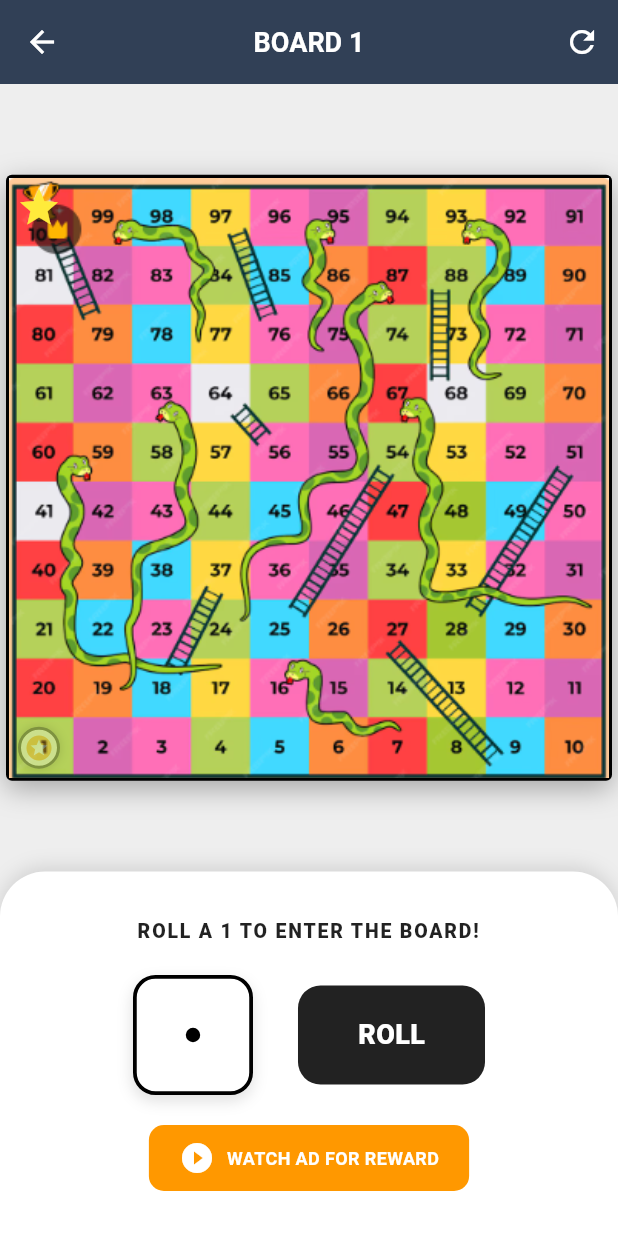
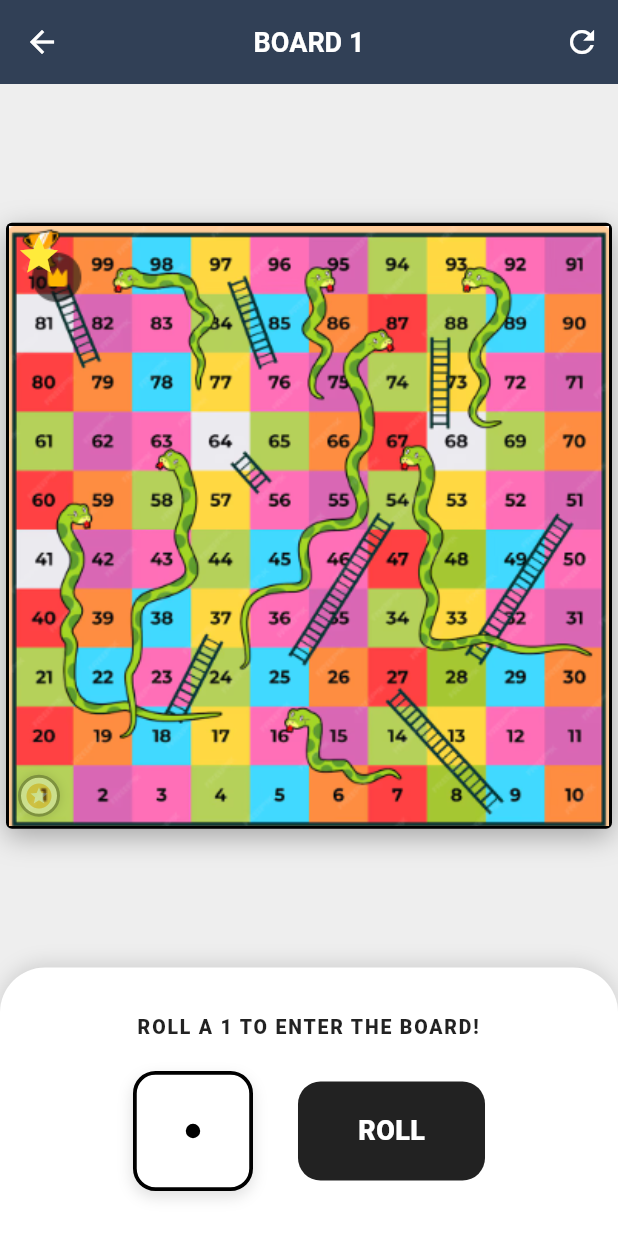
Before and after one commit to ManikaDahal/Chess_FLutter-Python, a Flutter app: the SnakeGameScreen screen opened directly with sample values from the repository, on a phone screen of 412 x 824 dp. Run offline on Flutter 3.47's test engine with Material 3 defaults, Android fonts, the phone set to English and light mode, and no system bars; our stand-ins replace audioplayers, badges, cached_network_image, chewie, dio, firebase_core and 12 more; missing offline and left inert: flutter_foreground_task, flutter_ringtone_player, flutter_screen_recording, flutter_webrtc, record; accounts and stored records are empty; network calls fail.

```diff
--- a/lib/features/snake_game/presentation/screens/snake_game_screen.dart
+++ b/lib/features/snake_game/presentation/screens/snake_game_screen.dart
@@ -43,7 +43,7 @@ class _SnakeGameScreenState extends State<SnakeGameScreen>
   // Color Palette - Exact Reference Sequence
   final List<Color> cellColors = [
     const Color(0xFFFFEB3B), // Yellow (1)
-    Colors.white,           // White (2)
+    Colors.white, // White (2)
     const Color(0xFFF44336), // Red (3)
     const Color(0xFF2196F3), // Blue (4)
     const Color(0xFF4CAF50), // Green (5)
@@ -57,7 +57,9 @@ class _SnakeGameScreenState extends State<SnakeGameScreen>
   Color _getTextColor(int n) {
     Color bg = _getCellColor(n);
     // Darker colors get white text
-    if (bg == const Color(0xFFF44336) || bg == const Color(0xFF2196F3) || bg == const Color(0xFF4CAF50)) {
+    if (bg == const Color(0xFFF44336) ||
+        bg == const Color(0xFF2196F3) ||
+        bg == const Color(0xFF4CAF50)) {
       return Colors.white;
     }
     return Colors.black87;
@@ -168,8 +170,14 @@ class _SnakeGameScreenState extends State<SnakeGameScreen>
       builder: (context) => AlertDialog(
         backgroundColor: Colors.white,
         shape: RoundedRectangleBorder(borderRadius: BorderRadius.circular(15)),
-        title: const Text("Restart Game?", style: TextStyle(color: Colors.black, fontWeight: FontWeight.bold)),
-        content: const Text("Your current progress will be lost.", style: TextStyle(color: Colors.black54)),
+        title: const Text(
+          "Restart Game?",
+          style: TextStyle(color: Colors.black, fontWeight: FontWeight.bold),
+        ),
+        content: const Text(
+          "Your current progress will be lost.",
+          style: TextStyle(color: Colors.black54),
+        ),
         actions: [
           TextButton(
             onPressed: () => Navigator.pop(context),
@@ -180,7 +188,10 @@ class _SnakeGameScreenState extends State<SnakeGameScreen>
               Navigator.pop(context);
               resetGame();
             },
-            child: const Text("RESTART", style: TextStyle(color: Colors.deepOrange)),
+            child: const Text(
+              "RESTART",
+              style: TextStyle(color: Colors.deepOrange),
+            ),
           ),
         ],
       ),
@@ -194,8 +205,17 @@ class _SnakeGameScreenState extends State<SnakeGameScreen>
       builder: (context) => AlertDialog(
         backgroundColor: Colors.white,
         shape: RoundedRectangleBorder(borderRadius: BorderRadius.circular(15)),
-        title: const Center(child: Text("YOU DID IT!", style: TextStyle(color: Colors.orange, fontWeight: FontWeight.bold))),
-        content: const Text("The board has been conquered.", textAlign: TextAlign.center, style: TextStyle(color: Colors.black87)),
+        title: const Center(
+          child: Text(
+            "YOU DID IT!",
+            style: TextStyle(color: Colors.orange, fontWeight: FontWeight.bold),
+          ),
+        ),
+        content: const Text(
+          "The board has been conquered.",
+          textAlign: TextAlign.center,
+          style: TextStyle(color: Colors.black87),
+        ),
         actions: [
           Center(
             child: TextButton(
@@ -203,7 +223,13 @@ class _SnakeGameScreenState extends State<SnakeGameScreen>
                 Navigator.pop(context);
                 resetGame();
               },
-              child: const Text("NEW ADVENTURE", style: TextStyle(color: Colors.orange, fontWeight: FontWeight.bold)),
+              child: const Text(
+                "NEW ADVENTURE",
+                style: TextStyle(
+                  color: Colors.orange,
+                  fontWeight: FontWeight.bold,
+                ),
+              ),
             ),
           ),
         ],
@@ -230,7 +256,14 @@ class _SnakeGameScreenState extends State<SnakeGameScreen>
           icon: const Icon(Icons.arrow_back, color: Colors.white),
           onPressed: () => Navigator.pop(context),
         ),
-        title: Text(widget.board.name.toUpperCase(), style: const TextStyle(color: Colors.white, fontWeight: FontWeight.bold, fontSize: 18)),
+        title: Text(
+          widget.board.name.toUpperCase(),
+          style: const TextStyle(
+            color: Colors.white,
+            fontWeight: FontWeight.bold,
+            fontSize: 18,
+          ),
+        ),
         centerTitle: true,
         backgroundColor: const Color(0xFF2C3E50),
         elevation: 4,
@@ -254,7 +287,11 @@ class _SnakeGameScreenState extends State<SnakeGameScreen>
                   color: Colors.black, // Background of the grid lines
                   borderRadius: BorderRadius.circular(4),
                   boxShadow: [
-                    BoxShadow(color: Colors.black.withOpacity(0.3), blurRadius: 15, offset: const Offset(0, 5)),
+                    BoxShadow(
+                      color: Colors.black.withOpacity(0.3),
+                      blurRadius: 15,
+                      offset: const Offset(0, 5),
+                    ),
                   ],
                 ),
                 padding: const EdgeInsets.all(2), // Board frame thickness
@@ -277,20 +314,29 @@ class _SnakeGameScreenState extends State<SnakeGameScreen>
                           child: GridView.builder(
                             physics: const NeverScrollableScrollPhysics(),
                             itemCount: totalSquares,
-                            gridDelegate: const SliverGridDelegateWithFixedCrossAxisCount(crossAxisCount: gridSize),
+                            gridDelegate:
+                                const SliverGridDelegateWithFixedCrossAxisCount(
+                                  crossAxisCount: gridSize,
+                                ),
                             itemBuilder: (context, index) {
                               int cellRow = index ~/ gridSize;
                               int cellCol = index % gridSize;
                               int dRow = 9 - cellRow;
-                              int dCol = (dRow % 2 == 1) ? (9 - cellCol) : cellCol;
+                              int dCol = (dRow % 2 == 1)
+                                  ? (9 - cellCol)
+                                  : cellCol;
                               int num = dRow * 10 + dCol + 1;
                               return Container(
                                 decoration: BoxDecoration(
                                   color: widget.board.imagePath != null
                                       ? Colors.transparent
-                                      : (num == 100 ? const Color(0xFFF44336) : _getCellColor(num)),
+                                      : (num == 100
+                                            ? const Color(0xFFF44336)
+                                            : _getCellColor(num)),
                                   border: Border.all(
-                                    color: widget.board.imagePath != null ? Colors.transparent : Colors.black,
+                                    color: widget.board.imagePath != null
+                                        ? Colors.transparent
+                                        : Colors.black,
                                     width: 0.8,
                                   ),
                                 ),
@@ -298,7 +344,11 @@ class _SnakeGameScreenState extends State<SnakeGameScreen>
                                   children: [
                                     if (num == 100)
                                       const Center(
-                                        child: Icon(Icons.star, color: Color(0xFFFFEB3B), size: 30),
+                                        child: Icon(
+                                          Icons.star,
+                                          color: Color(0xFFFFEB3B),
+                                          size: 30,
+                                        ),
                                       ),
                                     Align(
                                       alignment: Alignment.topRight,
@@ -307,8 +357,11 @@ class _SnakeGameScreenState extends State<SnakeGameScreen>
                                         child: Text(
                                           '$num',
                                           style: TextStyle(
-                                            color: widget.board.imagePath != null
-                                                ? _getTextColor(num).withOpacity(0.0)
+                                            color:
+                                                widget.board.imagePath != null
+                                                ? _getTextColor(
+                                                    num,
+                                                  ).withOpacity(0.0)
                                                 : _getTextColor(num),
                                             fontSize: 10,
                                             fontWeight: FontWeight.w900,
@@ -326,14 +379,19 @@ class _SnakeGameScreenState extends State<SnakeGameScreen>
                         Positioned.fill(
                           child: CustomPaint(
                             painter: RetroBoardLinesPainter(
-                              snakes: widget.board.imagePath != null ? {} : snakes,
-                              ladders: widget.board.imagePath != null ? {} : ladders,
+                              snakes: widget.board.imagePath != null
+                                  ? {}
+                                  : snakes,
+                              ladders: widget.board.imagePath != null
+                                  ? {}
+                                  : ladders,
                               gridSize: gridSize,
                             ),
                           ),
                         ),
                         // 3. Player Token
-                        Builder(builder: (context) {
+                        Builder(
+                          builder: (context) {
                             Offset p = getCoord(playerPosition);
                             return AnimatedPositioned(
                               duration: const Duration(milliseconds: 350),
@@ -352,18 +410,31 @@ class _SnakeGameScreenState extends State<SnakeGameScreen>
                                       decoration: BoxDecoration(
                                         color: Colors.white,
                                         shape: BoxShape.circle,
-                                      boxShadow: [BoxShadow(color: Colors.black45, blurRadius: 5)],
-                                      border: Border.all(color: Colors.black, width: 2),
+                                        boxShadow: [
+                                          BoxShadow(
+                                            color: Colors.black45,
+                                            blurRadius: 5,
+                                          ),
+                                        ],
+                                        border: Border.all(
+                                          color: Colors.black,
+                                          width: 2,
+                                        ),
                                       ),
                                       child: const Center(
-                                      child: Icon(Icons.stars, size: 20, color: Colors.orange),
+                                        child: Icon(
+                                          Icons.stars,
+                                          size: 20,
+                                          color: Colors.orange,
+                                        ),
                                       ),
                                     ),
                                   ),
                                 ),
                               ),
                             );
-                        }),
+                          },
+                        ),
                       ],
                     );
                   },
@@ -378,8 +449,16 @@ class _SnakeGameScreenState extends State<SnakeGameScreen>
             padding: const EdgeInsets.symmetric(horizontal: 30, vertical: 30),
             decoration: BoxDecoration(
               color: Colors.white,
-              borderRadius: const BorderRadius.vertical(top: Radius.circular(30)),
-              boxShadow: [BoxShadow(color: Colors.black12, blurRadius: 10, offset: const Offset(0, -3))],
+              borderRadius: const BorderRadius.vertical(
+                top: Radius.circular(30),
+              ),
+              boxShadow: [
+                BoxShadow(
+                  color: Colors.black12,
+                  blurRadius: 10,
+                  offset: const Offset(0, -3),
+                ),
+              ],
             ),
             child: Column(
               mainAxisSize: MainAxisSize.min,
@@ -387,7 +466,12 @@ class _SnakeGameScreenState extends State<SnakeGameScreen>
                 Text(
                   gameStatus.toUpperCase(),
                   textAlign: TextAlign.center,
-                  style: const TextStyle(color: Colors.black87, fontSize: 13, letterSpacing: 1.2, fontWeight: FontWeight.w800),
+                  style: const TextStyle(
+                    color: Colors.black87,
+                    fontSize: 13,
+                    letterSpacing: 1.2,
+                    fontWeight: FontWeight.w800,
+                  ),
                 ),
                 const SizedBox(height: 20),
                 Row(
@@ -400,61 +484,81 @@ class _SnakeGameScreenState extends State<SnakeGameScreen>
                         color: Colors.white,
                         borderRadius: BorderRadius.circular(15),
                         border: Border.all(color: Colors.black, width: 2.5),
-                        boxShadow: [BoxShadow(color: Colors.black12, blurRadius: 8, offset: const Offset(0, 4))],
+                        boxShadow: [
+                          BoxShadow(
+                            color: Colors.black12,
+                            blurRadius: 8,
+                            offset: const Offset(0, 4),
+                          ),
+                        ],
                       ),
                       child: Center(
                         child: isRolling
-                            ? const CircularProgressIndicator(color: Colors.black87)
-                            : CustomPaint(size: const Size(40, 40), painter: DiceDotsPainter(value: diceValue)),
+                            ? const CircularProgressIndicator(
+                                color: Colors.black87,
+                              )
+                            : CustomPaint(
+                                size: const Size(40, 40),
+                                painter: DiceDotsPainter(value: diceValue),
+                              ),
                       ),
                     ),
                     const SizedBox(width: 30),
                     GestureDetector(
                       onTap: (isRolling || isMoving) ? null : rollDice,
                       child: Container(
-                        padding: const EdgeInsets.symmetric(horizontal: 40, vertical: 20),
+                        padding: const EdgeInsets.symmetric(
+                          horizontal: 40,
+                          vertical: 20,
+                        ),
                         decoration: BoxDecoration(
-                          color: (isRolling || isMoving) ? Colors.grey : Colors.black87,
+                          color: (isRolling || isMoving)
+                              ? Colors.grey
+                              : Colors.black87,
                           borderRadius: BorderRadius.circular(15),
                         ),
                         child: const Text(
                           "ROLL",
-                          style: TextStyle(color: Colors.white, fontWeight: FontWeight.w900, fontSize: 18),
+                          style: TextStyle(
+                            color: Colors.white,
+                            fontWeight: FontWeight.w900,
+                            fontSize: 18,
+                          ),
                         ),
                       ),
                     ),
                   ],
                 ),
-                const SizedBox(height: 20),
-                GestureDetector(
-                  onTap: () {
-                    AdService().showRewardedAd(
-                      onUserEarnedReward: (reward) {
-                        ScaffoldMessenger.of(context).showSnackBar(
-                          SnackBar(content: Text('Reward Earned: ${reward.amount} ${reward.type}')),
-                        );
-                      },
-                    );
-                  },
-                  child: Container(
-                    padding: const EdgeInsets.symmetric(horizontal: 20, vertical: 10),
-                    decoration: BoxDecoration(
-                      color: Colors.orange,
-                      borderRadius: BorderRadius.circular(10),
-                    ),
-                    child: const Row(
-                      mainAxisSize: MainAxisSize.min,
-                      children: [
-                        Icon(Icons.play_circle_fill, color: Colors.white),
-                        SizedBox(width: 8),
-                        Text(
-                          "WATCH AD FOR REWARD",
-                          style: TextStyle(color: Colors.white, fontWeight: FontWeight.bold, fontSize: 12),
-                        ),
-                      ],
-                    ),
-                  ),
-                ),
+                // const SizedBox(height: 20),
+                // GestureDetector(
+                //   onTap: () {
+                //     AdService().showRewardedAd(
+                //       onUserEarnedReward: (reward) {
+                //         ScaffoldMessenger.of(context).showSnackBar(
+                //           SnackBar(content: Text('Reward Earned: ${reward.amount} ${reward.type}')),
+                //         );
+                //       },
+                //     );
+                //   },
+                //   child: Container(
+                //     padding: const EdgeInsets.symmetric(horizontal: 20, vertical: 10),
+                //     decoration: BoxDecoration(
+                //       color: Colors.orange,
+                //       borderRadius: BorderRadius.circular(10),
+                //     ),
+                //     child: const Row(
+                //       mainAxisSize: MainAxisSize.min,
+                //       children: [
+                //         Icon(Icons.play_circle_fill, color: Colors.white),
+                //         SizedBox(width: 8),
+                //         Text(
+                //           "WATCH AD FOR REWARD",
+                //           style: TextStyle(color: Colors.white, fontWeight: FontWeight.bold, fontSize: 12),
+                //         ),
+                //       ],
+                //     ),
+                //   ),
+                // ),
               ],
             ),
           ),
@@ -469,7 +573,11 @@ class RetroBoardLinesPainter extends CustomPainter {
   final Map<int, int> ladders;
   final int gridSize;
 
-  RetroBoardLinesPainter({required this.snakes, required this.ladders, required this.gridSize});
+  RetroBoardLinesPainter({
+    required this.snakes,
+    required this.ladders,
+    required this.gridSize,
+  });
 
   @override
   void paint(Canvas canvas, Size size) {
@@ -487,15 +595,21 @@ class RetroBoardLinesPainter extends CustomPainter {
     }
 
     // Spacious 2-Rail Ladders
-    final railPaint = Paint()..color = Colors.black87..strokeWidth = 3.5..strokeCap = StrokeCap.square..style = PaintingStyle.stroke;
-    final stepPaint = Paint()..color = Colors.black87..strokeWidth = 2.5;
+    final railPaint = Paint()
+      ..color = Colors.black87
+      ..strokeWidth = 3.5
+      ..strokeCap = StrokeCap.square
+      ..style = PaintingStyle.stroke;
+    final stepPaint = Paint()
+      ..color = Colors.black87
+      ..strokeWidth = 2.5;
 
     ladders.forEach((s, e) {
       Offset p1 = getC(s);
       Offset p2 = getC(e);
       double dx = p2.dx - p1.dx, dy = p2.dy - p1.dy;
-      double len = sqrt(dx*dx + dy*dy);
-      Offset perp = Offset(-dy/len, dx/len) * (cell * 0.2);
+      double len = sqrt(dx * dx + dy * dy);
+      Offset perp = Offset(-dy / len, dx / len) * (cell * 0.2);
 
       canvas.drawLine(p1 - perp, p2 - perp, railPaint);
       canvas.drawLine(p1 + perp, p2 + perp, railPaint);
@@ -520,12 +634,23 @@ class RetroBoardLinesPainter extends CustomPainter {
     };
 
     for (var entry in snakes.entries) {
-      _drawRealisticSnake(canvas, getC(entry.key), getC(entry.value), cell,
-        baseColor: snakeColors[entry.key] ?? Colors.green);
+      _drawRealisticSnake(
+        canvas,
+        getC(entry.key),
+        getC(entry.value),
+        cell,
+        baseColor: snakeColors[entry.key] ?? Colors.green,
+      );
     }
   }
 
-  void _drawRealisticSnake(Canvas canvas, Offset head, Offset tail, double cellSize, {required Color baseColor}) {
+  void _drawRealisticSnake(
+    Canvas canvas,
+    Offset head,
+    Offset tail,
+    double cellSize, {
+    required Color baseColor,
+  }) {
     final Path path = Path()..moveTo(head.dx, head.dy);
 
     // Create multi-segment organic slithering path (S-curves)
@@ -545,7 +670,10 @@ class RetroBoardLinesPainter extends CustomPainter {
     final ui.PathMetric pathMetric = pathMetrics.first;
 
     // 1. Slender Shadow/Outline
-    final outlinePaint = Paint()..color = Colors.black..style = PaintingStyle.stroke..strokeCap = StrokeCap.round;
+    final outlinePaint = Paint()
+      ..color = Colors.black
+      ..style = PaintingStyle.stroke
+      ..strokeCap = StrokeCap.round;
 
     // 2. Multi-Layer Skin Rendering
     int segments = 40; // Higher fidelity for S-curves
@@ -559,34 +687,43 @@ class RetroBoardLinesPainter extends CustomPainter {
 
       // A. Layer: Main Body
       canvas.drawPath(
-        pathMetric.extractPath(pathMetric.length * startPercent, pathMetric.length * endPercent),
+        pathMetric.extractPath(
+          pathMetric.length * startPercent,
+          pathMetric.length * endPercent,
+        ),
         Paint()
           ..color = Color.lerp(baseColor.withOpacity(0.9), baseColor, progress)!
           ..style = PaintingStyle.stroke
           ..strokeWidth = strokeWidth
-          ..strokeCap = StrokeCap.round
+          ..strokeCap = StrokeCap.round,
       );
 
       // B. Layer: Belly Stripe (Simulating depth)
       if (strokeWidth > 4) {
         canvas.drawPath(
-          pathMetric.extractPath(pathMetric.length * startPercent, pathMetric.length * endPercent),
+          pathMetric.extractPath(
+            pathMetric.length * startPercent,
+            pathMetric.length * endPercent,
+          ),
           Paint()
             ..color = Colors.white.withOpacity(0.3)
             ..style = PaintingStyle.stroke
             ..strokeWidth = strokeWidth * 0.35
-            ..strokeCap = StrokeCap.round
+            ..strokeCap = StrokeCap.round,
         );
       }
 
       // C. Layer: Spine Pattern (Zig-zag/Dots)
       if (i % 2 == 0) {
         canvas.drawPath(
-          pathMetric.extractPath(pathMetric.length * startPercent, pathMetric.length * endPercent),
+          pathMetric.extractPath(
+            pathMetric.length * startPercent,
+            pathMetric.length * endPercent,
+          ),
           Paint()
             ..color = Colors.black.withOpacity(0.2)
             ..style = PaintingStyle.stroke
-            ..strokeWidth = strokeWidth * 0.2
+            ..strokeWidth = strokeWidth * 0.2,
         );
       }
     }
@@ -606,21 +743,47 @@ class RetroBoardLinesPainter extends CustomPainter {
       Path headPath = Path();
       headPath.moveTo(0, 0);
       headPath.quadraticBezierTo(2, -14, 12, -10); // Wide jaw base
-      headPath.quadraticBezierTo(26, -6, 30, 0);   // Fine snout
-      headPath.quadraticBezierTo(26, 6, 12, 10);   // Jaw symmetry
+      headPath.quadraticBezierTo(26, -6, 30, 0); // Fine snout
+      headPath.quadraticBezierTo(26, 6, 12, 10); // Jaw symmetry
       headPath.quadraticBezierTo(2, 14, 0, 0);
 
       canvas.drawPath(headPath, Paint()..color = baseColor);
-      canvas.drawPath(headPath, Paint()..color = Colors.black..style = PaintingStyle.stroke..strokeWidth = 1.4);
+      canvas.drawPath(
+        headPath,
+        Paint()
+          ..color = Colors.black
+          ..style = PaintingStyle.stroke
+          ..strokeWidth = 1.4,
+      );
 
       // Refined Eyes (Side-facing predatory placement)
-      canvas.drawCircle(const Offset(14, -6), 3.0, Paint()..color = Colors.black);
-      canvas.drawCircle(const Offset(15.5, -7.5), 0.8, Paint()..color = Colors.white); // Glint
-      canvas.drawCircle(const Offset(14, 6), 3.0, Paint()..color = Colors.black);
-      canvas.drawCircle(const Offset(15.5, 7.5), 0.8, Paint()..color = Colors.white); // Glint
+      canvas.drawCircle(
+        const Offset(14, -6),
+        3.0,
+        Paint()..color = Colors.black,
+      );
+      canvas.drawCircle(
+        const Offset(15.5, -7.5),
+        0.8,
+        Paint()..color = Colors.white,
+      ); // Glint
+      canvas.drawCircle(
+        const Offset(14, 6),
+        3.0,
+        Paint()..color = Colors.black,
+      );
+      canvas.drawCircle(
+        const Offset(15.5, 7.5),
+        0.8,
+        Paint()..color = Colors.white,
+      ); // Glint
 
       // Long Forked Tongue
-      final tonguePaint = Paint()..color = Colors.red..strokeWidth = 1.8..style = PaintingStyle.stroke..strokeCap = StrokeCap.round;
+      final tonguePaint = Paint()
+        ..color = Colors.red
+        ..strokeWidth = 1.8
+        ..style = PaintingStyle.stroke
+        ..strokeCap = StrokeCap.round;
       Path tongue = Path();
       tongue.moveTo(30, 0);
       tongue.lineTo(48, 0);
@@ -646,11 +809,21 @@ class DiceDotsPainter extends CustomPainter {
   void paint(Canvas canvas, Size size) {
     final p = Paint()..color = Colors.black;
     final r = size.width * 0.12;
-    void dot(double x, double y) => canvas.drawCircle(Offset(size.width * x, size.height * y), r, p);
+    void dot(double x, double y) =>
+        canvas.drawCircle(Offset(size.width * x, size.height * y), r, p);
     if (value % 2 == 1) dot(0.5, 0.5);
-    if (value > 1) { dot(0.22, 0.22); dot(0.78, 0.78); }
-    if (value > 3) { dot(0.78, 0.22); dot(0.22, 0.78); }
-    if (value == 6) { dot(0.22, 0.5); dot(0.78, 0.5); }
+    if (value > 1) {
+      dot(0.22, 0.22);
+      dot(0.78, 0.78);
+    }
+    if (value > 3) {
+      dot(0.78, 0.22);
+      dot(0.22, 0.78);
+    }
+    if (value == 6) {
+      dot(0.22, 0.5);
+      dot(0.78, 0.5);
+    }
   }
 
   @override
```
Also changed, not shown: lib/core/api/api_services.dart (+23 -0 lines), lib/features/home/presentation/screens/landing_page.dart (+97 -36 lines). Lines whose indentation alone changed are shown as unchanged.
